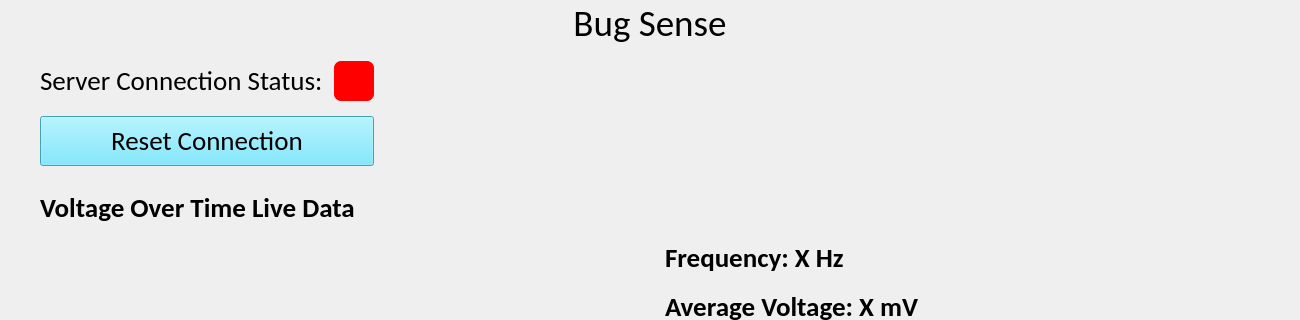
Qt form ui-interface/src/main_window.ui (biirdrat/bug-sense) before a commit; both pictures show x 0 to 1300 and y 0 to 320 of the 1300 by 900 pixel window.
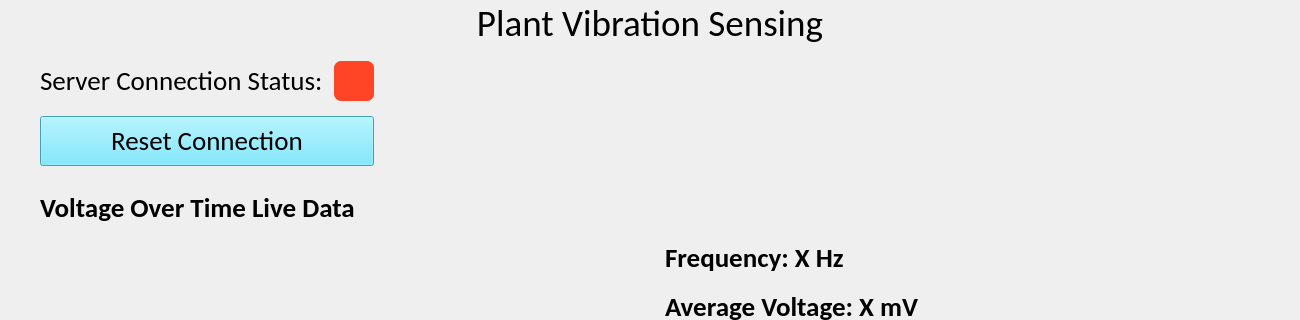
The same form after that commit.

Commit message: refactor: change application title

```diff
--- a/ui-interface/src/main_window.ui
+++ b/ui-interface/src/main_window.ui
@@ -16,13 +16,13 @@
   <property name="styleSheet">
    <string notr="true">QLabel#status_led:enabled 
 {
-    background-color: rgb(0, 255, 0);
+    background-color: rgb(38, 238, 51);
 	border-radius: 7px;
 }
 
 QLabel#status_led:disabled 
 {
-    background-color: rgb(255, 0, 0);
+    background-color: rgb(255, 69, 37);
 	border-radius: 7px;
 }
 
@@ -142,7 +142,7 @@
             </font>
            </property>
            <property name="text">
-            <string>Bug Sense</string>
+            <string>Plant Vibration Sensing</string>
            </property>
            <property name="alignment">
             <set>Qt::AlignCenter</set>
```
